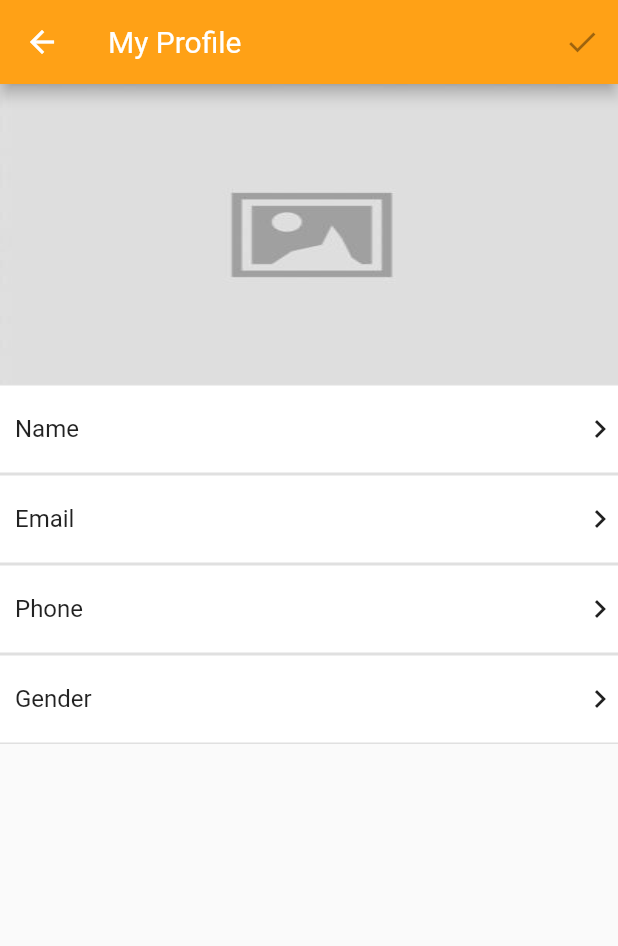
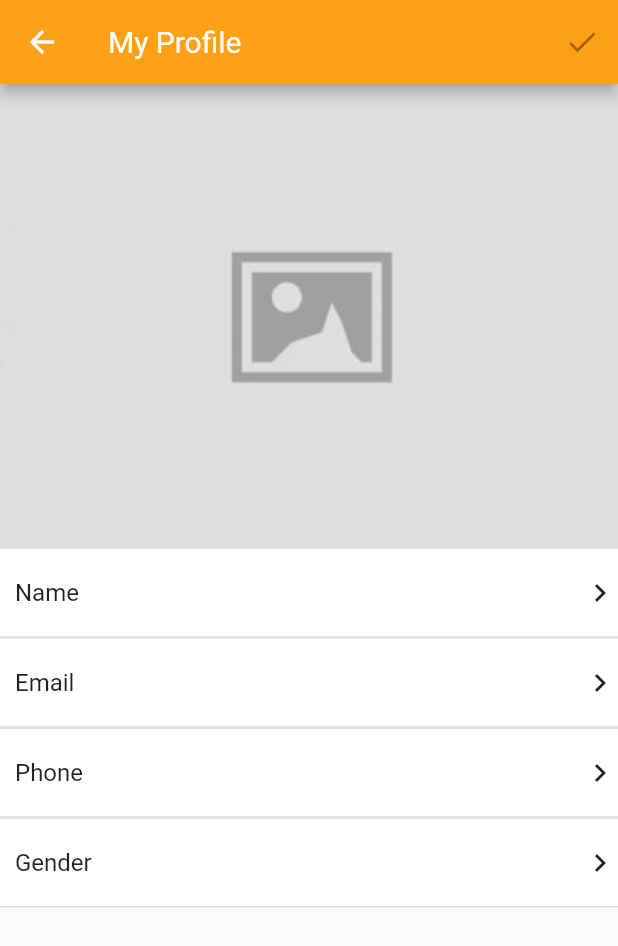
Before and after one commit to aeonpatriot/sainee_detailing, a Flutter app: the ProfileScreen screen opened by its route, on a phone screen of 412 x 824 dp. Shown: the top 946 px of the screen. Run offline on Flutter 3.47's test engine with Material 2 defaults, Android fonts, the light colour scheme and no system bars; our stand-ins replace email_validator, get_it, intl_phone_field; accounts and stored records are empty; statements that could not run were skipped.

Commit message:
Small update

```diff
--- a/lib/screen/account_screen/account_screen.dart
+++ b/lib/screen/account_screen/account_screen.dart
@@ -10,8 +10,10 @@ class AccountScreen extends StatelessWidget {
   Widget build(BuildContext context) {
     final AccountViewModel accountViewModel =
         Provider.of<AccountViewModel>(context, listen: false);
-    return Scaffold(
-      body: AccountScreenBody(accountViewModel: accountViewModel),
+    return SafeArea(
+      child: Scaffold(
+        body: AccountScreenBody(accountViewModel: accountViewModel),
+      ),
     );
   }
 }
--- a/lib/screen/profile_screen/profile_screen_body.dart
+++ b/lib/screen/profile_screen/profile_screen_body.dart
@@ -2,7 +2,6 @@ import 'package:flutter/Material.dart';
 import 'package:provider/provider.dart';
 import 'package:sainee_detailing/screen/profile_screen/custom_profile_container.dart';
 import 'package:sainee_detailing/viewmodels/login_viewmodel.dart';
-import 'package:sainee_detailing/viewmodels/profile_viewmodel.dart';
 
 class ProfileScreenBody extends StatelessWidget {
   final Icon rightArrowIcon = const Icon(Icons.keyboard_arrow_right);
@@ -13,7 +12,8 @@ class ProfileScreenBody extends StatelessWidget {
     // ProfileViewModel profileViewModel =
     //     Provider.of<ProfileViewModel>(context, listen: false);
 
-    return Column(
+    return SingleChildScrollView(
+      child: Column(
           mainAxisAlignment: MainAxisAlignment.start,
           mainAxisSize: MainAxisSize.min,
           children: [
@@ -24,7 +24,7 @@ class ProfileScreenBody extends StatelessWidget {
                   child: Image.asset(
                     'assets/images/placeholder-image-400x300.jpg',
                     fit: BoxFit.fill,
-                  height: 200,
+                    // height: 200,
                   ),
                 )
               ],
@@ -65,6 +65,7 @@ class ProfileScreenBody extends StatelessWidget {
               navigator: false,
               loginViewModel: loginViewModel,
             ),
-        ]);
+          ]),
+    );
   }
 }
```
Also changed, not shown: lib/screen/register_screen/register_screen_body.dart (+6 -3 lines). Lines whose indentation alone changed are shown as unchanged.
